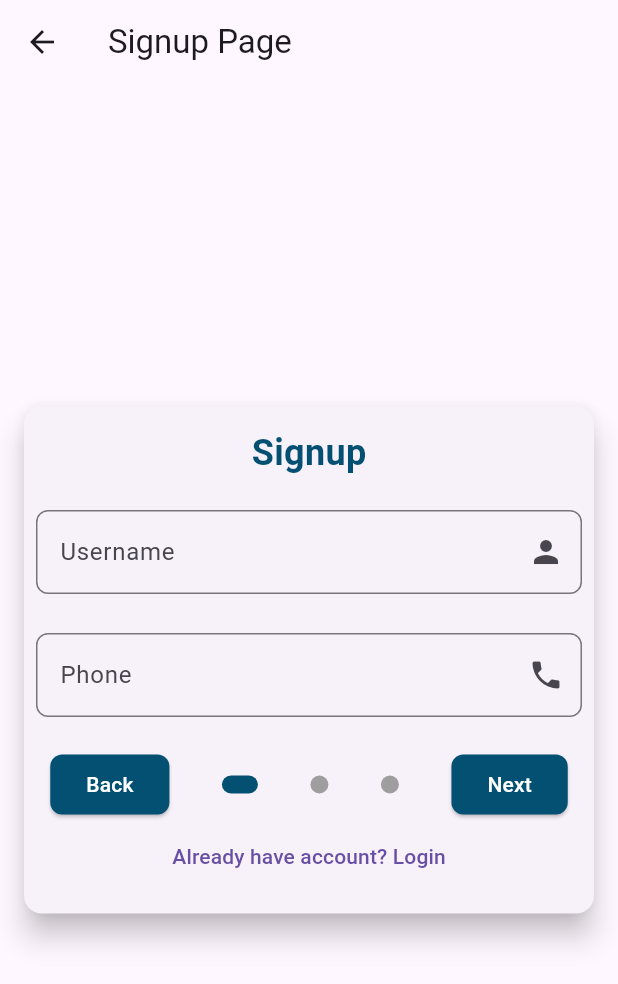
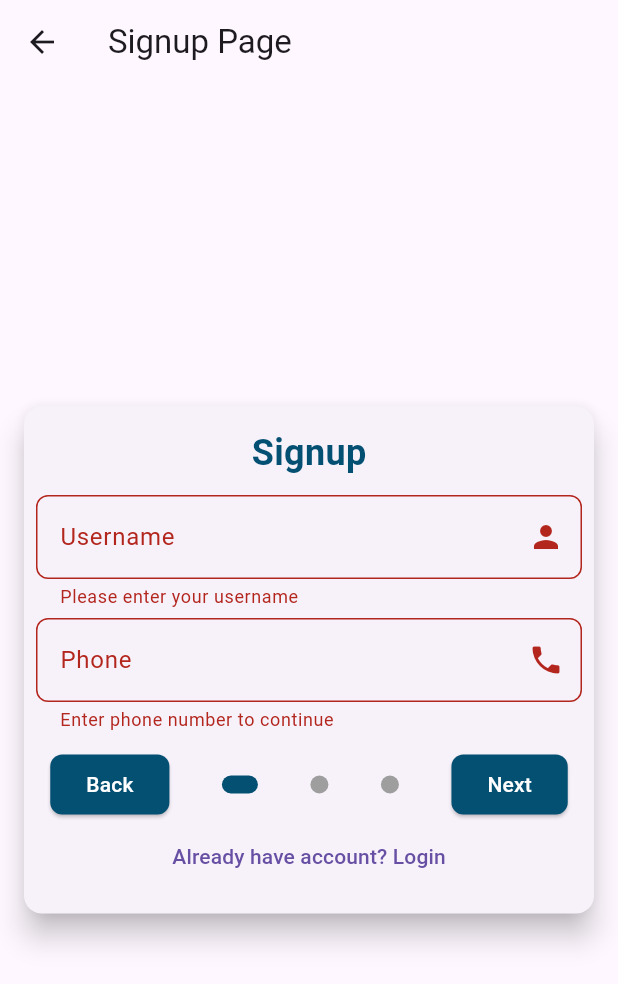
Before and after one commit to Zedestar/flutter_schoolBus, a Flutter app: the SignupPage screen opened directly, after a tap on "Don't have an account? Signup", after a tap on "Next", on a phone screen of 412 x 824 dp. Shown: the top 984 px of the screen. Run offline on Flutter 3.47's test engine with Material 3 defaults, Android fonts, the phone set to English and light mode, and no system bars.

Commit message:
The commit after finishing up the singup widget, lokforward for graphQL

```diff
--- a/lib/functions/validate_function.dart
+++ b/lib/functions/validate_function.dart
@@ -1,5 +1,3 @@
-import 'package:flutter/material.dart';
-
 String? validateEmail(String? value) {
   if (value == null || value.isEmpty) {
     return 'Please enter your email';
@@ -25,8 +23,8 @@ String? validatePhoneNumber(String? value) {
   if (value == null || value.isEmpty) {
     return 'Enter phone number to continue';
   }
-  if (value != 13) {
-    return "Phone number must contain 13 number";
+  if (value.length != 13) {
+    return "Phone number must contain 13 number current are ${value.length}";
   }
   return null;
 }
--- a/lib/widgets/signing_up_widget.dart
+++ b/lib/widgets/signing_up_widget.dart
@@ -15,6 +15,7 @@ class SigningUpWidget extends StatefulWidget {
 
 class _SigningUpWidgetState extends State<SigningUpWidget> {
   int _currentPage = 0;
+  final _signUpFormKey = GlobalKey<FormState>();
   final widgetPageController = PageController();
   final usernameController = TextEditingController();
   final emailController = TextEditingController();
@@ -56,7 +57,7 @@ class _SigningUpWidgetState extends State<SigningUpWidget> {
               controller: phoneNUmberController,
               inputIcon: Icons.phone,
               textVisibility: false,
-              keyboardType: TextInputType.text,
+              keyboardType: TextInputType.phone,
               validator: validatePhoneNumber,
             ),
           ],
@@ -64,6 +65,7 @@ class _SigningUpWidgetState extends State<SigningUpWidget> {
       ),
       SizedBox(
         height: 160,
+        child: SingleChildScrollView(
           child: Column(
             mainAxisAlignment: MainAxisAlignment.spaceAround,
             children: [
@@ -73,7 +75,7 @@ class _SigningUpWidgetState extends State<SigningUpWidget> {
                 controller: emailController,
                 inputIcon: Icons.email,
                 textVisibility: false,
-              keyboardType: TextInputType.text,
+                keyboardType: TextInputType.emailAddress,
                 validator: validateEmail,
               ),
               Container(
@@ -90,6 +92,7 @@ class _SigningUpWidgetState extends State<SigningUpWidget> {
                 child: Icon(Icons.camera),
               )
             ],
+          ),
         ),
       ),
       SizedBox(
@@ -109,7 +112,7 @@ class _SigningUpWidgetState extends State<SigningUpWidget> {
             TheTextFormInput(
               labelText: "Password",
               hintText: "Confirm your password",
-              controller: phoneNUmberController,
+              controller: confirmPasswordController,
               inputIcon: Icons.password,
               textVisibility: true,
               keyboardType: TextInputType.text,
@@ -122,7 +125,8 @@ class _SigningUpWidgetState extends State<SigningUpWidget> {
         ),
       ),
     ];
-    return Padding(
+    return SingleChildScrollView(
+      child: Padding(
         padding: const EdgeInsets.symmetric(vertical: 14),
         child: Column(
           mainAxisSize: MainAxisSize.min,
@@ -136,11 +140,14 @@ class _SigningUpWidgetState extends State<SigningUpWidget> {
                 fontWeight: FontWeight.bold,
               ),
             ),
-          SizedBox(
+            Form(
+              key: _signUpFormKey,
+              child: SizedBox(
                 height: 180,
                 child: PageView.builder(
                   itemCount: signupContent.length,
                   controller: widgetPageController,
+                  physics: NeverScrollableScrollPhysics(),
                   onPageChanged: (int index) {
                     setState(() {
                       _currentPage = index;
@@ -154,10 +161,19 @@ class _SigningUpWidgetState extends State<SigningUpWidget> {
                   },
                 ),
               ),
+            ),
             Row(
               mainAxisAlignment: MainAxisAlignment.spaceAround,
               children: [
-              TheElevatedButton(onPressed: () {}, buttonText: "Back"),
+                TheElevatedButton(
+                  onPressed: () {
+                    widgetPageController.previousPage(
+                      duration: Duration(milliseconds: 300),
+                      curve: Curves.bounceIn,
+                    );
+                  },
+                  buttonText: "Back",
+                ),
                 ...List.generate(
                   signupContent.length,
                   (index) {
@@ -169,13 +185,28 @@ class _SigningUpWidgetState extends State<SigningUpWidget> {
                       ),
                       decoration: BoxDecoration(
                         color: index == _currentPage ? kcolor : Colors.grey,
-                        borderRadius: BorderRadius.circular(12)),
+                        borderRadius: BorderRadius.circular(12),
+                      ),
                     );
                   },
                 ),
                 TheElevatedButton(
-                onPressed: () {},
-                buttonText: "Next",
+                  onPressed: () {
+                    if (!_signUpFormKey.currentState!.validate()) {
+                      return;
+                    }
+                    if (_currentPage == signupContent.length - 1) {
+                      print("Ready to sign up boys");
+                      print("The signup mode is activated");
+                    }
+                    widgetPageController.nextPage(
+                      duration: Duration(milliseconds: 300),
+                      curve: Curves.bounceIn,
+                    );
+                  },
+                  buttonText: _currentPage == signupContent.length - 1
+                      ? "Signup"
+                      : "Next",
                 ),
               ],
             ),
@@ -185,6 +216,7 @@ class _SigningUpWidgetState extends State<SigningUpWidget> {
             ),
           ],
         ),
+      ),
     );
   }
 }
```
Lines whose indentation alone changed are shown as unchanged.
